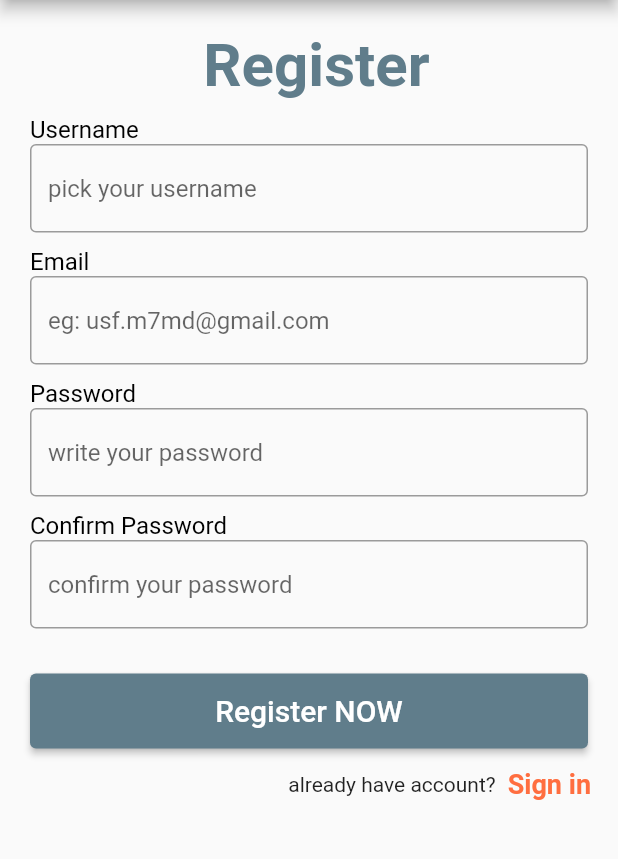
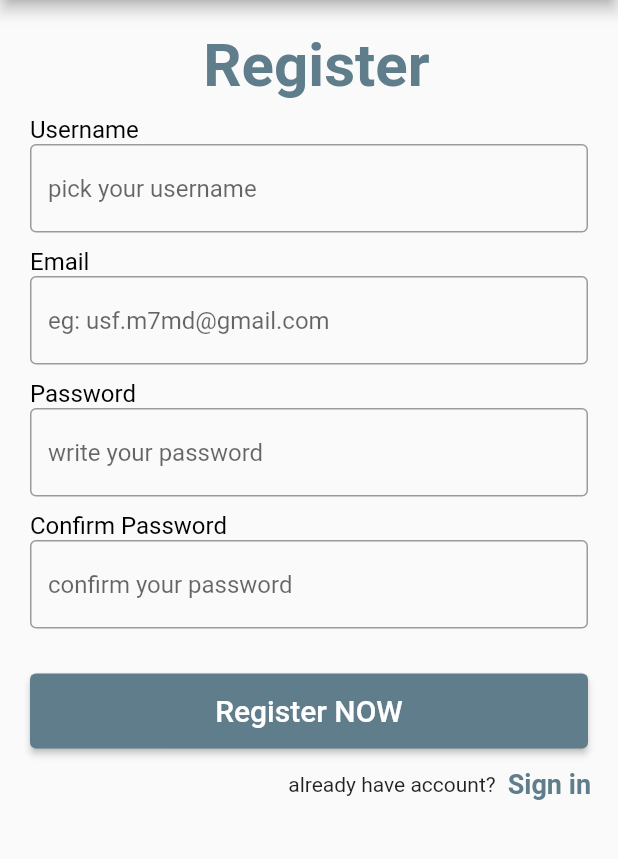
Before and after one commit to YOUSEFSAFADI/Task2, a Flutter app: the screen it shows after launch, after a tap on "Sign Up", on a phone screen of 412 x 824 dp, the part 84-943 px from its top. Run offline on Flutter 3.47's test engine with Material 2 defaults, Android fonts, the phone set to English and light mode, and no system bars; Roboto replaces fonts that are missing (Abel, Georgia).

Commit message:
final edit

```diff
--- a/home/lib/login.dart
+++ b/home/lib/login.dart
@@ -15,23 +15,7 @@ class LoginPage extends StatelessWidget {
           title: const Text('Task 2 '),
           backgroundColor: Colors.blueGrey,
         ),
-        body: const MyStatefulWidget(),
-      ),
-    );
-  }
-}
-
-class MyStatefulWidget extends StatefulWidget {
-  const MyStatefulWidget({Key? key}) : super(key: key);
-
-  @override
-  State<MyStatefulWidget> createState() => _MyStatefulWidgetState();
-}
-
-class _MyStatefulWidgetState extends State<MyStatefulWidget> {
-  @override
-  Widget build(BuildContext context) {
-    return Padding(
+        body: Padding(
             padding: const EdgeInsets.all(10),
             child: ListView(
               children: <Widget>[
@@ -97,16 +81,15 @@ class _MyStatefulWidgetState extends State<MyStatefulWidget> {
                     )),
                 Row(
                   children: <Widget>[
-                const Text(
-                  'to create new account',
-                ),
+                    const Text('to create new account'),
                     TextButton(
                       child: const Text(
                         'Sign Up',
                         style: TextStyle(
                           fontSize: 18,
-                        color: Colors.deepOrangeAccent,
-                        fontWeight: FontWeight.bold),
+                          color: Colors.blueGrey,
+                          fontWeight: FontWeight.bold,
+                        ),
                       ),
                       onPressed: () {
                         Navigator.push(
@@ -121,6 +104,8 @@ class _MyStatefulWidgetState extends State<MyStatefulWidget> {
                   mainAxisAlignment: MainAxisAlignment.end,
                 ),
               ],
-        ));
+            )),
+      ),
+    );
   }
 }
--- a/home/lib/main.dart
+++ b/home/lib/main.dart
@@ -1,8 +1,5 @@
-// ignore_for_file: unused_import
-
 import 'package:flutter/material.dart';
 import 'package:home/login.dart';
-import 'package:home/signup.dart';
 
 void main() {
   runApp(const MaterialApp(
@@ -10,18 +7,3 @@ void main() {
     home: LoginPage(),
   ));
 }
-
-class MyApp extends StatelessWidget {
-  const MyApp({Key? key}) : super(key: key);
-
-  @override
-  Widget build(BuildContext context) {
-    return Scaffold(
-      body: SafeArea(
-        child: Column(
-          children: const [Text("Nothing here to show hehe :)")],
-        ),
-      ),
-    );
-  }
-}
--- a/home/lib/signup.dart
+++ b/home/lib/signup.dart
@@ -1,4 +1,3 @@
-// ignore_for_file: avoid_print
 
 import 'package:flutter/material.dart';
 import 'package:home/login.dart';
@@ -17,23 +16,7 @@ class SignUpPage extends StatelessWidget {
           title: const Text('Task 2 '),
           backgroundColor: Colors.blueGrey,
         ),
-        body: const MyStatefulWidget(),
-      ),
-    );
-  }
-}
-
-class MyStatefulWidget extends StatefulWidget {
-  const MyStatefulWidget({Key? key}) : super(key: key);
-
-  @override
-  State<MyStatefulWidget> createState() => _MyStatefulWidgetState();
-}
-
-class _MyStatefulWidgetState extends State<MyStatefulWidget> {
-  @override
-  Widget build(BuildContext context) {
-    return Padding(
+        body: Padding(
             padding: const EdgeInsets.all(10),
             child: ListView(
               children: <Widget>[
@@ -142,8 +125,9 @@ class _MyStatefulWidgetState extends State<MyStatefulWidget> {
                         'Sign in',
                         style: TextStyle(
                           fontSize: 18,
-                        color: Colors.deepOrangeAccent,
-                        fontWeight: FontWeight.bold),
+                          color: Colors.blueGrey,
+                          fontWeight: FontWeight.bold,
+                        ),
                       ),
                       onPressed: () {
                         Navigator.push(
@@ -158,6 +142,8 @@ class _MyStatefulWidgetState extends State<MyStatefulWidget> {
                   mainAxisAlignment: MainAxisAlignment.end,
                 ),
               ],
-        ));
+            )),
+      ),
+    );
   }
 }
```
Lines whose indentation alone changed are shown as unchanged.
